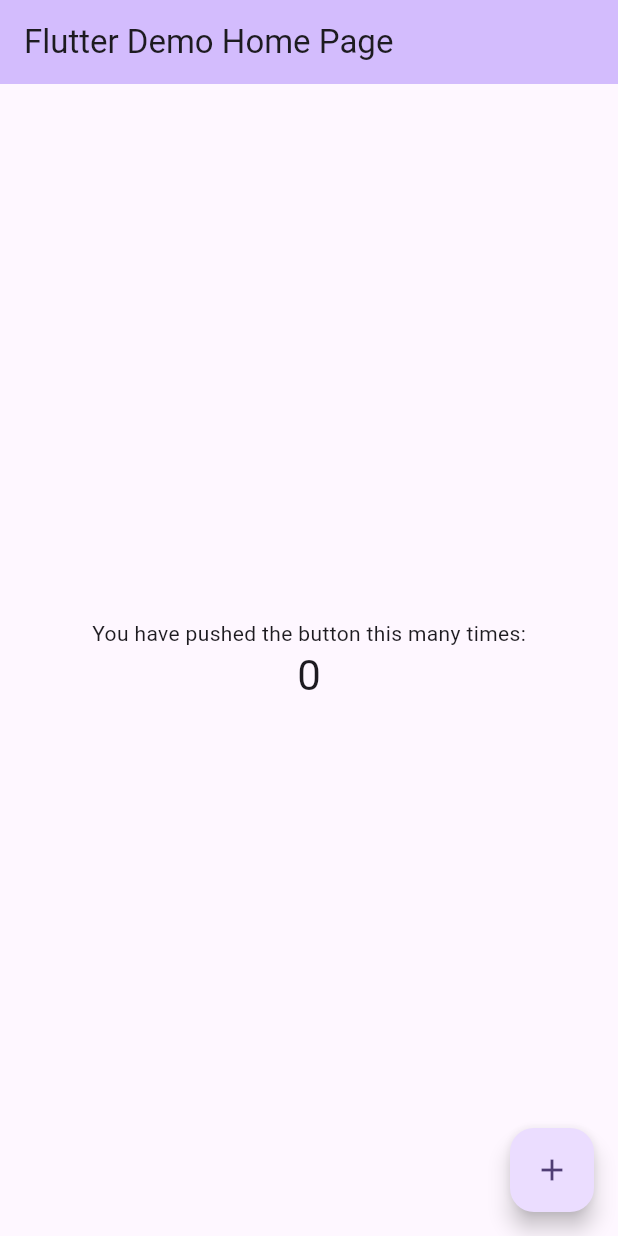
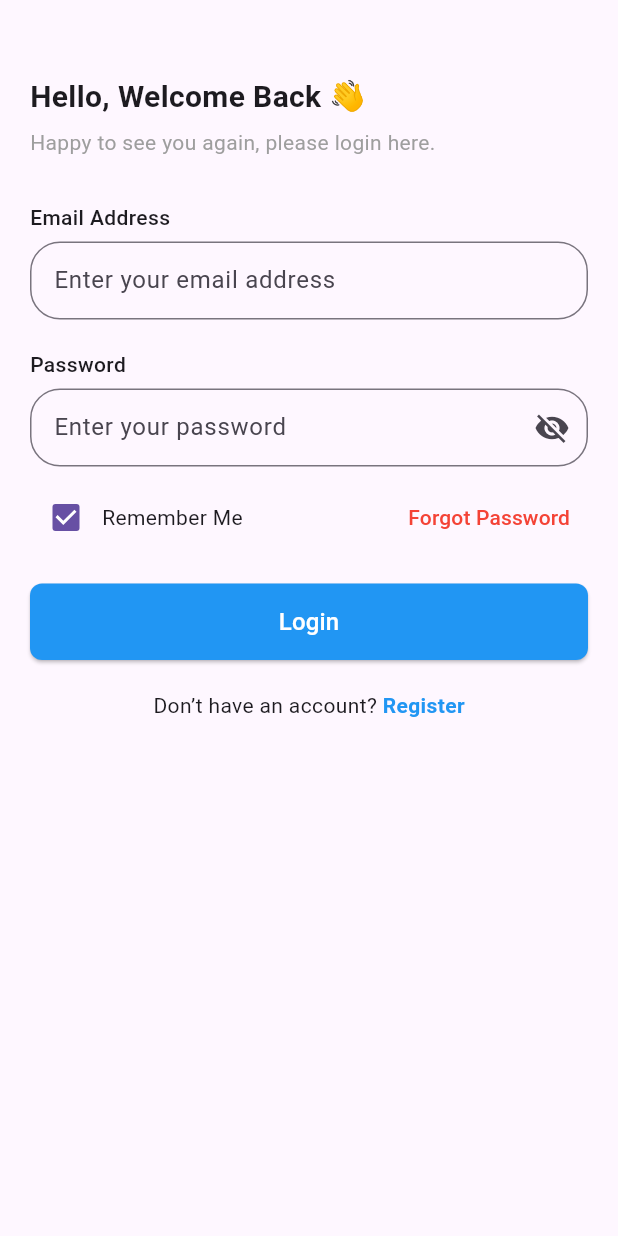
Before and after one commit to muhamedsaber/turbo, a Flutter app: the screen it shows after launch, on a phone screen of 412 x 824 dp. Run offline on Flutter 3.47's test engine with Material 3 defaults, Android fonts, the phone set to English and light mode, and no system bars; our stand-ins replace dio.

Commit message:
feat: Implement routing and transitions - Implemented ApiError handling with ApiErrorFactory and widget for password input. - Created LoginView for user authentication interface. - Updated main.dart to set up routing and initial route.

```diff
--- /dev/null
+++ b/lib/config/router/routes.dart
@@ -0,0 +1,3 @@
+class Routes {
+  static const String login="/login";
+}
--- /dev/null
+++ b/lib/core/common_ui/widgets/app_text_field.dart
@@ -0,0 +1,56 @@
+
+import 'package:flutter/material.dart';
+
+class AppTextField extends StatelessWidget {
+  final String hintText;
+  final String label;
+  final bool obscureText;
+  final TextEditingController controller;
+  final Widget? suffixIcon;
+  final String? errorText;
+
+  const AppTextField({
+    super.key,
+    required this.hintText,
+    required this.label,
+    this.obscureText = false,
+    required this.controller,
+    this.suffixIcon,
+    this.errorText,
+  });
+
+  @override
+  Widget build(BuildContext context) {
+    return Column(
+      crossAxisAlignment: CrossAxisAlignment.start,
+      children: [
+        Text(label,
+            style: const TextStyle(fontSize: 14, fontWeight: FontWeight.w500)),
+        const SizedBox(height: 6),
+        TextField(
+          controller: controller,
+          onTapOutside: (event) {
+            FocusScope.of(context).unfocus();
+          },
+          obscureText: obscureText,
+          decoration: InputDecoration(
+            hintText: hintText,
+            suffixIcon: suffixIcon,
+            errorText: errorText,
+            border: OutlineInputBorder(
+              borderRadius: BorderRadius.circular(20),
+            ),
+            focusedBorder: OutlineInputBorder(
+              borderRadius: BorderRadius.circular(8),
+              borderSide: const BorderSide(color: Colors.blue, width: 1.5),
+            ),
+            contentPadding: const EdgeInsets.symmetric(
+              horizontal: 12,
+              vertical: 14,
+            ),
+          ),
+        ),
+      ],
+    );
+  }
+}
--- /dev/null
+++ b/lib/core/networking/api_constants.dart
@@ -0,0 +1,4 @@
+class ApiConstants {
+  static const String baseUrl="https://dummyjson.com/";
+  static const String products="products";
+}
--- /dev/null
+++ b/lib/features/auth/common/password_textfield.dart
@@ -0,0 +1,31 @@
+import 'package:flutter/material.dart';
+import 'package:turbo/core/common_ui/widgets/app_text_field.dart';
+
+class PasswordTextfield extends StatefulWidget {
+  const PasswordTextfield({super.key, required this.controller});
+  final TextEditingController controller;
+  @override
+  State<PasswordTextfield> createState() => _PasswordTextfieldState();
+}
+
+class _PasswordTextfieldState extends State<PasswordTextfield> {
+  bool isPasswordVisible = false;
+
+  @override
+  Widget build(BuildContext context) {
+    return AppTextField(
+      hintText: "Enter your password",
+      label: "Password",
+      controller: widget.controller,
+      obscureText: !isPasswordVisible,
+      suffixIcon: IconButton(
+        icon: Icon(isPasswordVisible ? Icons.visibility : Icons.visibility_off),
+        onPressed: () {
+          setState(() {
+            isPasswordVisible = !isPasswordVisible;
+          });
+        },
+      ),
+    );
+  }
+}
--- /dev/null
+++ b/lib/features/auth/modules/login/login_view.dart
@@ -0,0 +1,108 @@
+import 'package:flutter/material.dart';
+import 'package:turbo/core/common_ui/widgets/app_text_field.dart';
+import 'package:turbo/features/auth/common/password_textfield.dart';
+
+class LoginView extends StatefulWidget {
+  const LoginView({super.key});
+
+  @override
+  State<LoginView> createState() => _LoginViewState();
+}
+
+class _LoginViewState extends State<LoginView> {
+  final TextEditingController emailController = TextEditingController();
+  final TextEditingController passwordController = TextEditingController();
+
+  @override
+  Widget build(BuildContext context) {
+    return Scaffold(
+      body: SafeArea(
+        child: SingleChildScrollView(
+          padding: const EdgeInsets.all(20),
+          child: Column(
+            crossAxisAlignment: CrossAxisAlignment.start,
+            children: [
+              const SizedBox(height: 30),
+
+              const Text(
+                "Hello, Welcome Back 👋",
+                style: TextStyle(fontSize: 20, fontWeight: FontWeight.bold),
+              ),
+              const SizedBox(height: 6),
+              const Text(
+                "Happy to see you again, please login here.",
+                style: TextStyle(color: Colors.grey),
+              ),
+
+              const SizedBox(height: 30),
+
+              AppTextField(
+                hintText: "Enter your email address",
+                label: "Email Address",
+                controller: emailController,
+              ),
+              const SizedBox(height: 20),
+
+              PasswordTextfield(controller: passwordController),
+              const SizedBox(height: 10),
+
+              Row(
+                children: [
+                  Checkbox(value: true, onChanged: (val) {}),
+                  const Text("Remember Me"),
+                  const Spacer(),
+                  TextButton(
+                    onPressed: () {},
+                    child: const Text(
+                      "Forgot Password",
+                      style: TextStyle(color: Colors.red),
+                    ),
+                  ),
+                ],
+              ),
+
+              const SizedBox(height: 20),
+
+              SizedBox(
+                width: double.infinity,
+                child: ElevatedButton(
+                  onPressed: () {},
+                  style: ElevatedButton.styleFrom(
+                    backgroundColor: Colors.blue,
+                    padding: const EdgeInsets.symmetric(vertical: 14),
+                    shape: RoundedRectangleBorder(
+                      borderRadius: BorderRadius.circular(8),
+                    ),
+                  ),
+                  child: const Text(
+                    "Login",
+                    style: TextStyle(color: Colors.white, fontSize: 16),
+                  ),
+                ),
+              ),
+              const SizedBox(height: 20),
+              Center(
+                child: Row(
+                  mainAxisAlignment: MainAxisAlignment.center,
+                  children: [
+                    const Text("Don’t have an account? "),
+                    GestureDetector(
+                      onTap: () {},
+                      child: const Text(
+                        "Register",
+                        style: TextStyle(
+                          color: Colors.blue,
+                          fontWeight: FontWeight.bold,
+                        ),
+                      ),
+                    ),
+                  ],
+                ),
+              ),
+            ],
+          ),
+        ),
+      ),
+    );
+  }
+}
--- a/lib/main.dart
+++ b/lib/main.dart
@@ -1,4 +1,6 @@
 import 'package:flutter/material.dart';
+import 'package:turbo/config/router/app_router.dart';
+import 'package:turbo/config/router/routes.dart';
 
 void main() {
   runApp(const MyApp());
@@ -7,116 +9,12 @@ void main() {
 class MyApp extends StatelessWidget {
   const MyApp({super.key});
 
-  // This widget is the root of your application.
   @override
   Widget build(BuildContext context) {
     return MaterialApp(
-      title: 'Flutter Demo',
-      theme: ThemeData(
-        // This is the theme of your application.
-        //
-        // TRY THIS: Try running your application with "flutter run". You'll see
-        // the application has a purple toolbar. Then, without quitting the app,
-        // try changing the seedColor in the colorScheme below to Colors.green
-        // and then invoke "hot reload" (save your changes or press the "hot
-        // reload" button in a Flutter-supported IDE, or press "r" if you used
-        // the command line to start the app).
-        //
-        // Notice that the counter didn't reset back to zero; the application
-        // state is not lost during the reload. To reset the state, use hot
-        // restart instead.
-        //
-        // This works for code too, not just values: Most code changes can be
-        // tested with just a hot reload.
-        colorScheme: ColorScheme.fromSeed(seedColor: Colors.deepPurple),
-      ),
-      home: const MyHomePage(title: 'Flutter Demo Home Page'),
+      debugShowCheckedModeBanner: false,
+      initialRoute: Routes.login,
+      onGenerateRoute: AppRouter().onGenerateRoute,
     );
   }
 }
-
-class MyHomePage extends StatefulWidget {
-  const MyHomePage({super.key, required this.title});
-
-  // This widget is the home page of your application. It is stateful, meaning
-  // that it has a State object (defined below) that contains fields that affect
-  // how it looks.
-
-  // This class is the configuration for the state. It holds the values (in this
-  // case the title) provided by the parent (in this case the App widget) and
-  // used by the build method of the State. Fields in a Widget subclass are
-  // always marked "final".
-
-  final String title;
-
-  @override
-  State<MyHomePage> createState() => _MyHomePageState();
-}
-
-class _MyHomePageState extends State<MyHomePage> {
-  int _counter = 0;
-
-  void _incrementCounter() {
-    setState(() {
-      // This call to setState tells the Flutter framework that something has
-      // changed in this State, which causes it to rerun the build method below
-      // so that the display can reflect the updated values. If we changed
-      // _counter without calling setState(), then the build method would not be
-      // called again, and so nothing would appear to happen.
-      _counter++;
-    });
-  }
-
-  @override
-  Widget build(BuildContext context) {
-    // This method is rerun every time setState is called, for instance as done
-    // by the _incrementCounter method above.
-    //
-    // The Flutter framework has been optimized to make rerunning build methods
-    // fast, so that you can just rebuild anything that needs updating rather
-    // than having to individually change instances of widgets.
-    return Scaffold(
-      appBar: AppBar(
-        // TRY THIS: Try changing the color here to a specific color (to
-        // Colors.amber, perhaps?) and trigger a hot reload to see the AppBar
-        // change color while the other colors stay the same.
-        backgroundColor: Theme.of(context).colorScheme.inversePrimary,
-        // Here we take the value from the MyHomePage object that was created by
-        // the App.build method, and use it to set our appbar title.
-        title: Text(widget.title),
-      ),
-      body: Center(
-        // Center is a layout widget. It takes a single child and positions it
-        // in the middle of the parent.
-        child: Column(
-          // Column is also a layout widget. It takes a list of children and
-          // arranges them vertically. By default, it sizes itself to fit its
-          // children horizontally, and tries to be as tall as its parent.
-          //
-          // Column has various properties to control how it sizes itself and
-          // how it positions its children. Here we use mainAxisAlignment to
-          // center the children vertically; the main axis here is the vertical
-          // axis because Columns are vertical (the cross axis would be
-          // horizontal).
-          //
-          // TRY THIS: Invoke "debug painting" (choose the "Toggle Debug Paint"
-          // action in the IDE, or press "p" in the console), to see the
-          // wireframe for each widget.
-          mainAxisAlignment: MainAxisAlignment.center,
-          children: <Widget>[
-            const Text('You have pushed the button this many times:'),
-            Text(
-              '$_counter',
-              style: Theme.of(context).textTheme.headlineMedium,
-            ),
-          ],
-        ),
-      ),
-      floatingActionButton: FloatingActionButton(
-        onPressed: _incrementCounter,
-        tooltip: 'Increment',
-        child: const Icon(Icons.add),
-      ), // This trailing comma makes auto-formatting nicer for build methods.
-    );
-  }
-}
--- a/pubspec.yaml
+++ b/pubspec.yaml
@@ -34,7 +34,9 @@ dependencies:
   # The following adds the Cupertino Icons font to your application.
   # Use with the CupertinoIcons class for iOS style icons.
   cupertino_icons: ^1.0.8
-
+  dio: ^5.9.0
+  retrofit: ^4.7.2
+  retrofit_generator: ^10.0.4
 dev_dependencies:
   flutter_test:
     sdk: flutter
```
Also changed, not shown: lib/config/router/app_router.dart (added, +18 -0 lines), lib/config/router/router_transitions.dart (added, +80 -0 lines), lib/core/networking/api_error_factory.dart (added, +12 -0 lines), lib/core/networking/api_error_handler.dart (added, +67 -0 lines), lib/core/networking/api_error_model.dart (added, +11 -0 lines), lib/core/networking/api_result.dart (added, +31 -0 lines), lib/core/networking/dio_exception_type_extension.dart (added, +34 -0 lines), lib/core/networking/local_status_codes.dart (added, +11 -0 lines), pubspec.lock.
